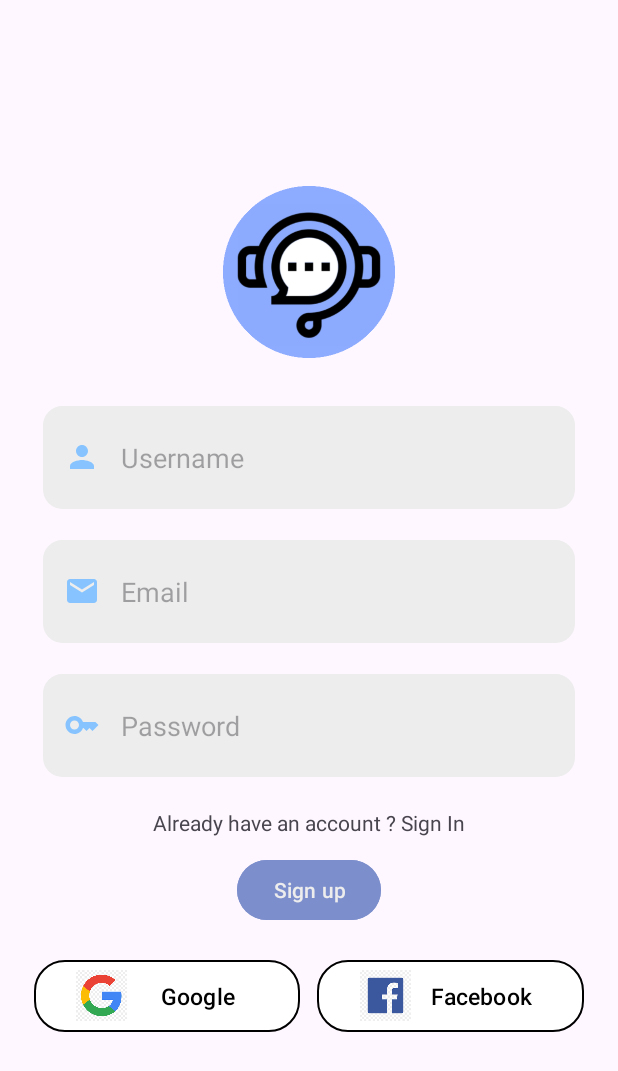
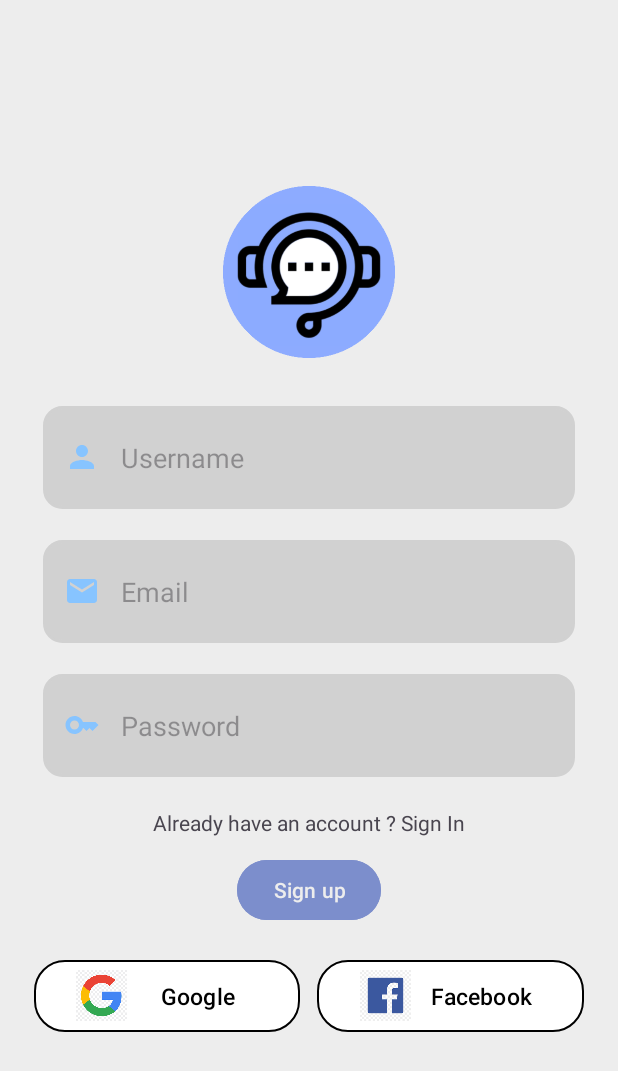
Before and after one commit to Ash-2903/Chat-App, an Android app: the screen it shows after launch (SignUpActivity), after a tap on an icon or button, on a phone screen of 412 x 824 dp. Shown: the top 1071 px of the screen. Run offline under Robolectric (Android 15) with nearby library versions, the phone set to English and light mode, and no system bars; our stand-ins replace Firebase (no records; nobody signed in at launch, a user with empty details on screens opened directly); Roboto replaces fonts that are not available here.

```diff
--- a/app/src/main/res/drawable/translucent_overlay.xml
+++ b/app/src/main/res/drawable/translucent_overlay.xml
@@ -3,7 +3,7 @@
     <item android:drawable="@android:color/transparent" />
     <item>
         <shape android:shape="rectangle">
-            <solid android:color="#80000000" /> <!-- Adjust the alpha and color as needed -->
+            <solid android:color="@color/darker_blue" /> <!-- Adjust the alpha and color as needed -->
         </shape>
     </item>
 </layer-list>
--- a/app/src/main/res/layout/activity_chat.xml
+++ b/app/src/main/res/layout/activity_chat.xml
@@ -5,7 +5,7 @@
     android:layout_width="match_parent"
     android:layout_height="match_parent"
     tools:context=".ChatActivity"
-    style="@style/backgroundColor">
+    android:background="@color/bg_app">
 
     <androidx.recyclerview.widget.RecyclerView
         android:layout_width="match_parent"
--- a/app/src/main/res/layout/activity_main.xml
+++ b/app/src/main/res/layout/activity_main.xml
@@ -5,7 +5,7 @@
     android:layout_width="match_parent"
     android:layout_height="match_parent"
     android:orientation="vertical"
-    style="@style/backgroundColor"
+    android:background="@color/bg_app"
     tools:context=".MainActivity">
 
     <LinearLayout
--- a/app/src/main/res/layout/activity_sign_in.xml
+++ b/app/src/main/res/layout/activity_sign_in.xml
@@ -4,7 +4,7 @@
     xmlns:tools="http://schemas.android.com/tools"
     android:layout_width="match_parent"
     android:layout_height="match_parent"
-    style="@style/backgroundColor"
+    android:background="@color/bg_app"
     android:gravity="center"
     android:orientation="vertical"
     tools:context=".SignUpActivity">
--- a/app/src/main/res/layout/activity_sign_up.xml
+++ b/app/src/main/res/layout/activity_sign_up.xml
@@ -4,7 +4,7 @@
     xmlns:tools="http://schemas.android.com/tools"
     android:layout_width="match_parent"
     android:layout_height="match_parent"
-    style="@style/backgroundColor"
+    android:background="@color/bg_app"
     android:gravity="center"
     android:orientation="vertical"
     tools:context=".SignUpActivity">
--- a/app/src/main/res/layout/sample_outgoing_chat.xml
+++ b/app/src/main/res/layout/sample_outgoing_chat.xml
@@ -9,7 +9,8 @@
         android:layout_height="wrap_content"
         android:layout_alignParentEnd="true"
         android:layout_marginStart="@dimen/dp5"
-        android:layout_marginTop="@dimen/dp7"
+        android:layout_marginTop="@dimen/dp3"
+        android:layout_marginBottom="@dimen/dp3"
         android:layout_marginEnd="@dimen/dp7"
         android:background="@drawable/chat_outgoing"
         android:maxWidth="@dimen/dp310"
--- a/app/src/main/res/values-night/themes.xml
+++ b/app/src/main/res/values-night/themes.xml
@@ -17,9 +17,7 @@
     </style>
 
     <!--    background of the whole app-->
-    <style name="backgroundColor">
-        <item name="color">@color/bg_grey_dark</item>
-    </style>
+    <color name="bg_app">@color/bg_black</color>
 
     <!--    sign up page-->
     <style name="sign_up">
@@ -43,4 +41,7 @@
     <!--    straight line-->
     <color name="line_grey_black">@color/bg_grey_dark</color>
 
+    <!--    color change on long press-->
+    <color name="longPress">@color/bg_grey_dark</color>
+
 </resources>
--- a/app/src/main/res/values/colors.xml
+++ b/app/src/main/res/values/colors.xml
@@ -16,6 +16,7 @@
 
 <!--    dark mode-->
     <color name="bg_grey_dark">#232D3F</color>
+    <color name="bg_black">#191717</color>
     <color name="dark_grey">#393E46</color>
 
 <!--    <color name="dark_blue">#36457a</color>    app bar in dark mode -->
--- a/app/src/main/res/values/themes.xml
+++ b/app/src/main/res/values/themes.xml
@@ -17,14 +17,12 @@
     </style>
 
 <!--    background of the whole app-->
-    <style name="backgroundColor">
-        <item name="color">@color/bg_grey_light</item>
-    </style>
+    <color name="bg_app">@color/bg_grey_light</color>
 
 <!--    sign up page-->
     <style name="sign_up">
         <item name="hintTextColor">@color/dark_grey</item>
-        <item name="backgroundTint">@color/bg_grey_light</item>
+        <item name="backgroundTint">@color/grey</item>
         <item name="textFillColor">@color/black</item>
     </style>
 
@@ -46,5 +44,8 @@
     <color name="outgoing_chats">@color/lighter_blue</color>
 
 <!--    straight line-->
-<color name="line_grey_black">#c0c0c0</color>
+    <color name="line_grey_black">#c0c0c0</color>
+
+<!--    color change on long press-->
+    <color name="longPress">@color/darker_grey</color>
 </resources>
```
Also changed, not shown: app/src/main/java/com/example/chatapplication/Adapter/ChatAdapter.java (+69 -23 lines), app/src/main/java/com/example/chatapplication/ChatActivity.java (+2 -11 lines), app/src/main/res/layout/menu_layout.xml (+28 -24 lines).
